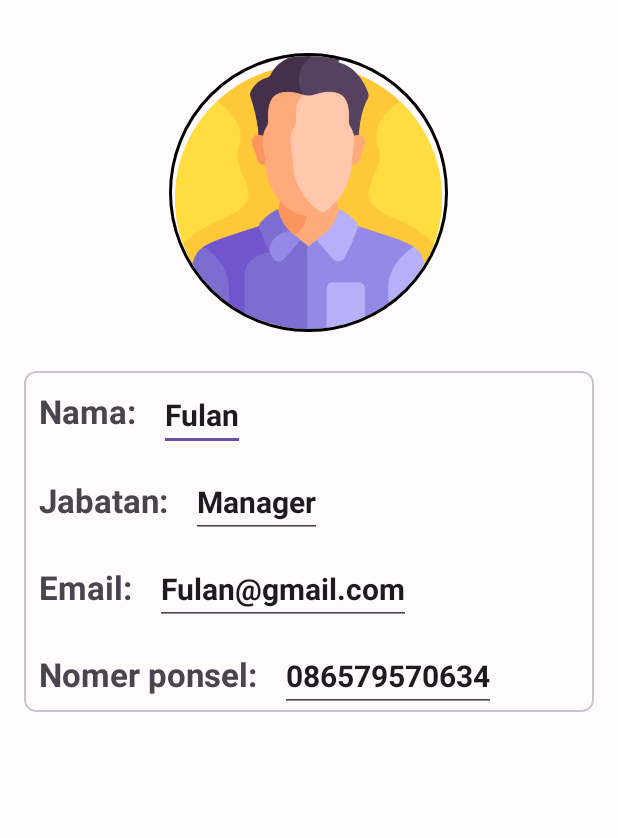
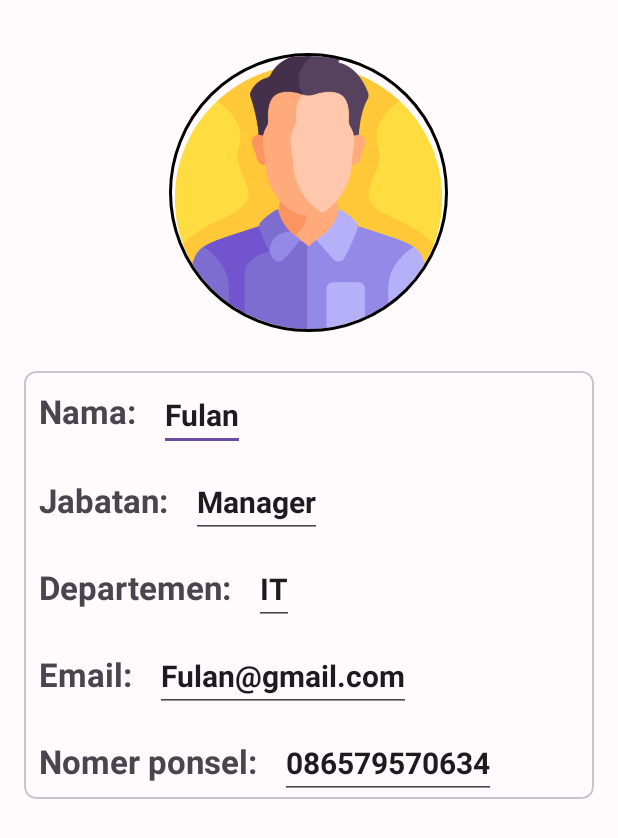
Before and after one commit to rmaprojects/Absen-Online-native, an Android app: the layout fragment_profile.xml on its own in the app's theme, with its tools: preview values and no code run, on a phone screen of 412 x 824 dp. Shown: the top 838 px of the screen. Run offline under Robolectric (Android 15) with nearby library versions, the phone set to English and light mode, and no system bars.

Commit message:
update profile

```diff
--- a/app/src/main/res/layout/fragment_profile.xml
+++ b/app/src/main/res/layout/fragment_profile.xml
@@ -87,6 +87,29 @@
                         android:layout_height="wrap_content"
                         android:layout_marginStart="10dp"
                         android:layout_marginTop="10dp"
+                        android:text="Departemen: "
+                        android:textSize="22sp"
+                        android:textStyle="bold" />
+
+                    <EditText
+                        android:layout_width="wrap_content"
+                        android:layout_height="wrap_content"
+                        android:layout_marginStart="10dp"
+                        android:layout_marginTop="10dp"
+                        android:text="IT"
+                        android:textSize="20sp"
+                        android:textStyle="bold"/>
+                </LinearLayout>
+
+                <LinearLayout
+                    android:layout_width="wrap_content"
+                    android:layout_height="wrap_content">
+
+                    <TextView
+                        android:layout_width="wrap_content"
+                        android:layout_height="wrap_content"
+                        android:layout_marginStart="10dp"
+                        android:layout_marginTop="10dp"
                         android:text="Email: "
                         android:textSize="22sp"
                         android:textStyle="bold" />
```
Also changed, not shown: 1 other file.
